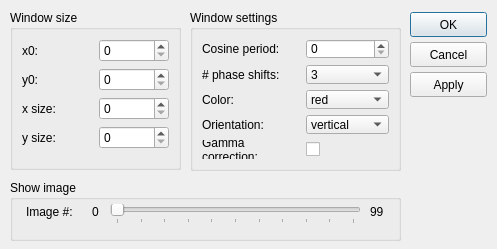
First picture: the form in dispWindow/dialogDispWindow.ui, repository itom-project/plugins, before the edit.
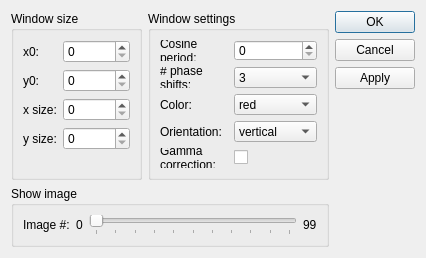
Second picture: the form after the edit.

Commit message: modified configuration dialog and bugfixes

Diff of the .ui file:
```diff
--- a/dispWindow/dialogDispWindow.ui
+++ b/dispWindow/dialogDispWindow.ui
@@ -6,50 +6,32 @@
    <rect>
     <x>0</x>
     <y>0</y>
-    <width>497</width>
-    <height>249</height>
+    <width>426</width>
+    <height>235</height>
    </rect>
   </property>
   <property name="minimumSize">
    <size>
-    <width>497</width>
-    <height>249</height>
+    <width>0</width>
+    <height>0</height>
    </size>
   </property>
   <property name="maximumSize">
    <size>
-    <width>497</width>
-    <height>249</height>
+    <width>16777215</width>
+    <height>16777215</height>
    </size>
   </property>
   <property name="windowTitle">
    <string>Dialog</string>
   </property>
-  <widget class="QPushButton" name="pushButtonSet">
-   <property name="geometry">
-    <rect>
-     <x>410</x>
-     <y>72</y>
-     <width>77</width>
-     <height>25</height>
-    </rect>
-   </property>
-   <property name="text">
-    <string>Apply</string>
-   </property>
-   <property name="autoDefault">
-    <bool>false</bool>
-   </property>
-  </widget>
+  <layout class="QHBoxLayout" name="horizontalLayout_3">
+   <item>
+    <layout class="QVBoxLayout" name="verticalLayout">
+     <item>
+      <layout class="QHBoxLayout" name="horizontalLayout_2">
+       <item>
   <widget class="QGroupBox" name="groupBox_WindowSize">
-   <property name="geometry">
-    <rect>
-     <x>10</x>
-     <y>10</y>
-     <width>171</width>
-     <height>160</height>
-    </rect>
-   </property>
    <property name="title">
     <string>Window size</string>
    </property>
@@ -137,130 +119,9 @@
     </item>
    </layout>
   </widget>
-  <widget class="QGroupBox" name="groupBox_ShowImage">
-   <property name="geometry">
-    <rect>
-     <x>10</x>
-     <y>180</y>
-     <width>391</width>
-     <height>61</height>
-    </rect>
-   </property>
-   <property name="title">
-    <string>Show image</string>
-   </property>
-   <widget class="QLabel" name="label_imgend">
-    <property name="geometry">
-     <rect>
-      <x>360</x>
-      <y>24</y>
-      <width>20</width>
-      <height>16</height>
-     </rect>
-    </property>
-    <property name="text">
-     <string>99</string>
-    </property>
-   </widget>
-   <widget class="QLabel" name="label_imgshow">
-    <property name="geometry">
-     <rect>
-      <x>16</x>
-      <y>24</y>
-      <width>61</width>
-      <height>16</height>
-     </rect>
-    </property>
-    <property name="text">
-     <string>Image #:</string>
-    </property>
-    <property name="buddy">
-     <cstring>horizontalSlider</cstring>
-    </property>
-   </widget>
-   <widget class="QLabel" name="label_imgstart">
-    <property name="geometry">
-     <rect>
-      <x>82</x>
-      <y>24</y>
-      <width>8</width>
-      <height>16</height>
-     </rect>
-    </property>
-    <property name="text">
-     <string>0</string>
-    </property>
-   </widget>
-   <widget class="QSlider" name="horizontalSlider">
-    <property name="geometry">
-     <rect>
-      <x>100</x>
-      <y>24</y>
-      <width>251</width>
-      <height>20</height>
-     </rect>
-    </property>
-    <property name="maximum">
-     <number>10</number>
-    </property>
-    <property name="pageStep">
-     <number>2</number>
-    </property>
-    <property name="value">
-     <number>0</number>
-    </property>
-    <property name="orientation">
-     <enum>Qt::Horizontal</enum>
-    </property>
-    <property name="tickPosition">
-     <enum>QSlider::TicksBelow</enum>
-    </property>
-    <property name="tickInterval">
-     <number>1</number>
-    </property>
-   </widget>
-  </widget>
-  <widget class="QPushButton" name="cancelButton">
-   <property name="geometry">
-    <rect>
-     <x>410</x>
-     <y>42</y>
-     <width>77</width>
-     <height>25</height>
-    </rect>
-   </property>
-   <property name="text">
-    <string>Cancel</string>
-   </property>
-   <property name="autoDefault">
-    <bool>false</bool>
-   </property>
-  </widget>
-  <widget class="QPushButton" name="okButton">
-   <property name="geometry">
-    <rect>
-     <x>410</x>
-     <y>12</y>
-     <width>77</width>
-     <height>25</height>
-    </rect>
-   </property>
-   <property name="text">
-    <string>OK</string>
-   </property>
-   <property name="autoDefault">
-    <bool>true</bool>
-   </property>
-  </widget>
+       </item>
+       <item>
   <widget class="QGroupBox" name="groupBox_WindowSetting">
-   <property name="geometry">
-    <rect>
-     <x>190</x>
-     <y>10</y>
-     <width>211</width>
-     <height>161</height>
-    </rect>
-   </property>
    <property name="title">
     <string>Window settings</string>
    </property>
@@ -402,6 +263,94 @@
     </item>
    </layout>
   </widget>
+       </item>
+      </layout>
+     </item>
+     <item>
+      <widget class="QGroupBox" name="groupBox_ShowImage">
+       <property name="title">
+        <string>Show image</string>
+       </property>
+       <layout class="QHBoxLayout" name="horizontalLayout">
+        <item>
+         <widget class="QLabel" name="label_imgshow">
+          <property name="text">
+           <string>Image #:</string>
+          </property>
+          <property name="buddy">
+           <cstring>horizontalSlider</cstring>
+          </property>
+         </widget>
+        </item>
+        <item>
+         <widget class="QLabel" name="label_imgstart">
+          <property name="text">
+           <string>0</string>
+          </property>
+         </widget>
+        </item>
+        <item>
+         <widget class="QSlider" name="horizontalSlider">
+          <property name="maximum">
+           <number>10</number>
+          </property>
+          <property name="pageStep">
+           <number>2</number>
+          </property>
+          <property name="value">
+           <number>0</number>
+          </property>
+          <property name="orientation">
+           <enum>Qt::Horizontal</enum>
+          </property>
+          <property name="tickPosition">
+           <enum>QSlider::TicksBelow</enum>
+          </property>
+          <property name="tickInterval">
+           <number>1</number>
+          </property>
+         </widget>
+        </item>
+        <item>
+         <widget class="QLabel" name="label_imgend">
+          <property name="text">
+           <string>99</string>
+          </property>
+         </widget>
+        </item>
+       </layout>
+      </widget>
+     </item>
+    </layout>
+   </item>
+   <item>
+    <layout class="QVBoxLayout" name="verticalLayout_2">
+     <item>
+      <widget class="QDialogButtonBox" name="buttonBox">
+       <property name="orientation">
+        <enum>Qt::Vertical</enum>
+       </property>
+       <property name="standardButtons">
+        <set>QDialogButtonBox::Apply|QDialogButtonBox::Cancel|QDialogButtonBox::Ok</set>
+       </property>
+      </widget>
+     </item>
+     <item>
+      <spacer name="verticalSpacer_2">
+       <property name="orientation">
+        <enum>Qt::Vertical</enum>
+       </property>
+       <property name="sizeHint" stdset="0">
+        <size>
+         <width>20</width>
+         <height>40</height>
+        </size>
+       </property>
+      </spacer>
+     </item>
+    </layout>
+   </item>
+  </layout>
  </widget>
  <tabstops>
   <tabstop>spinBox_x0</tabstop>
```
Left out of the diff: 42 changed lines with no effect on the pictures. Lines whose indentation alone changed are shown as unchanged. The commit also changes 5 other files.
